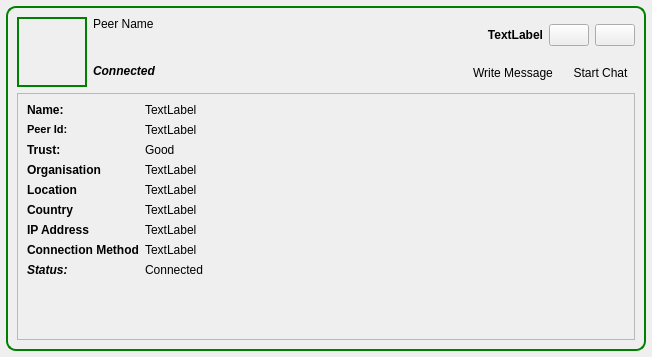
Old version of the form retroshare-gui/src/gui/feeds/PeerItem.ui in the repository RetroShare/RetroShare.
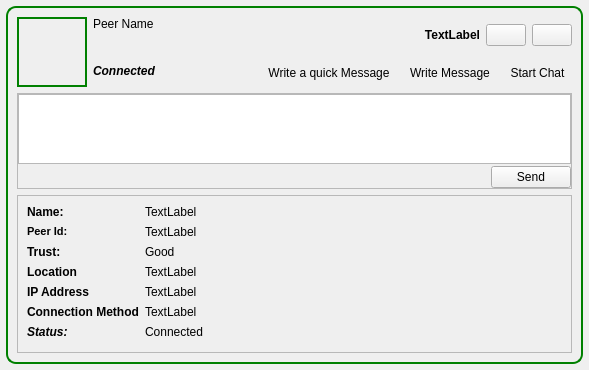
New version of the form. Icons and pictures are not drawn.

Commit message: Added for PeerItem too "Quick Message"

The edit to the form file:
```diff
--- a/retroshare-gui/src/gui/feeds/PeerItem.ui
+++ b/retroshare-gui/src/gui/feeds/PeerItem.ui
@@ -6,8 +6,8 @@
    <rect>
     <x>0</x>
     <y>0</y>
-    <width>652</width>
-    <height>357</height>
+    <width>589</width>
+    <height>370</height>
    </rect>
   </property>
   <property name="windowTitle">
@@ -37,7 +37,7 @@
      <property name="frameShadow">
       <enum>QFrame::Raised</enum>
      </property>
-     <layout class="QGridLayout" name="gridLayout_3">
+     <layout class="QGridLayout" name="gridLayout_4">
       <item row="0" column="0" rowspan="2">
        <layout class="QGridLayout" name="gridLayout">
         <item row="0" column="0" rowspan="2">
@@ -203,6 +203,23 @@
           </property>
          </spacer>
         </item>
+        <item>
+         <widget class="QToolButton" name="quickmsgButton">
+          <property name="text">
+           <string>Write a quick Message</string>
+          </property>
+          <property name="icon">
+           <iconset resource="../images.qrc">
+            <normaloff>:/images/message-mail.png</normaloff>:/images/message-mail.png</iconset>
+          </property>
+          <property name="toolButtonStyle">
+           <enum>Qt::ToolButtonTextBesideIcon</enum>
+          </property>
+          <property name="autoRaise">
+           <bool>true</bool>
+          </property>
+         </widget>
+        </item>
         <item>
          <widget class="QToolButton" name="msgButton">
           <property name="sizePolicy">
@@ -258,6 +275,53 @@
        </layout>
       </item>
       <item row="2" column="0" colspan="2">
+       <widget class="QFrame" name="messageframe">
+        <property name="maximumSize">
+         <size>
+          <width>16777215</width>
+          <height>130</height>
+         </size>
+        </property>
+        <property name="frameShape">
+         <enum>QFrame::StyledPanel</enum>
+        </property>
+        <property name="frameShadow">
+         <enum>QFrame::Raised</enum>
+        </property>
+        <layout class="QGridLayout" name="gridLayout_3">
+         <property name="verticalSpacing">
+          <number>2</number>
+         </property>
+         <property name="margin">
+          <number>0</number>
+         </property>
+         <item row="0" column="0" colspan="2">
+          <widget class="QTextEdit" name="quickmsgText"/>
+         </item>
+         <item row="1" column="0">
+          <spacer name="horizontalSpacer_2">
+           <property name="orientation">
+            <enum>Qt::Horizontal</enum>
+           </property>
+           <property name="sizeHint" stdset="0">
+            <size>
+             <width>469</width>
+             <height>20</height>
+            </size>
+           </property>
+          </spacer>
+         </item>
+         <item row="1" column="1">
+          <widget class="QPushButton" name="sendmsgButton">
+           <property name="text">
+            <string>Send</string>
+           </property>
+          </widget>
+         </item>
+        </layout>
+       </widget>
+      </item>
+      <item row="3" column="0" colspan="2">
        <widget class="QFrame" name="expandFrame">
         <property name="frameShape">
          <enum>QFrame::StyledPanel</enum>
@@ -319,19 +383,6 @@
                </property>
               </widget>
              </item>
-             <item>
-              <widget class="QLabel" name="label_5">
-               <property name="font">
-                <font>
-                 <weight>75</weight>
-                 <bold>true</bold>
-                </font>
-               </property>
-               <property name="text">
-                <string>Organisation</string>
-               </property>
-              </widget>
-             </item>
              <item>
               <widget class="QLabel" name="label_6">
                <property name="font">
@@ -345,19 +396,6 @@
                </property>
               </widget>
              </item>
-             <item>
-              <widget class="QLabel" name="label_7">
-               <property name="font">
-                <font>
-                 <weight>75</weight>
-                 <bold>true</bold>
-                </font>
-               </property>
-               <property name="text">
-                <string>Country</string>
-               </property>
-              </widget>
-             </item>
              <item>
               <widget class="QLabel" name="label_8">
                <property name="font">
@@ -441,19 +479,6 @@
                </property>
               </widget>
              </item>
-             <item>
-              <widget class="QLabel" name="orgLabel">
-               <property name="sizePolicy">
-                <sizepolicy hsizetype="MinimumExpanding" vsizetype="Preferred">
-                 <horstretch>0</horstretch>
-                 <verstretch>0</verstretch>
-                </sizepolicy>
-               </property>
-               <property name="text">
-                <string>TextLabel</string>
-               </property>
-              </widget>
-             </item>
              <item>
               <widget class="QLabel" name="locLabel">
                <property name="sizePolicy">
@@ -467,19 +492,6 @@
                </property>
               </widget>
              </item>
-             <item>
-              <widget class="QLabel" name="countryLabel">
-               <property name="sizePolicy">
-                <sizepolicy hsizetype="MinimumExpanding" vsizetype="Preferred">
-                 <horstretch>0</horstretch>
-                 <verstretch>0</verstretch>
-                </sizepolicy>
-               </property>
-               <property name="text">
-                <string>TextLabel</string>
-               </property>
-              </widget>
-             </item>
              <item>
               <widget class="QLabel" name="ipLabel">
                <property name="sizePolicy">
@@ -536,6 +548,19 @@
      </layout>
     </widget>
    </item>
+   <item row="1" column="0">
+    <spacer name="verticalSpacer_2">
+     <property name="orientation">
+      <enum>Qt::Vertical</enum>
+     </property>
+     <property name="sizeHint" stdset="0">
+      <size>
+       <width>20</width>
+       <height>40</height>
+      </size>
+     </property>
+    </spacer>
+   </item>
   </layout>
  </widget>
  <resources>
```
The commit also changes 2 other files.
